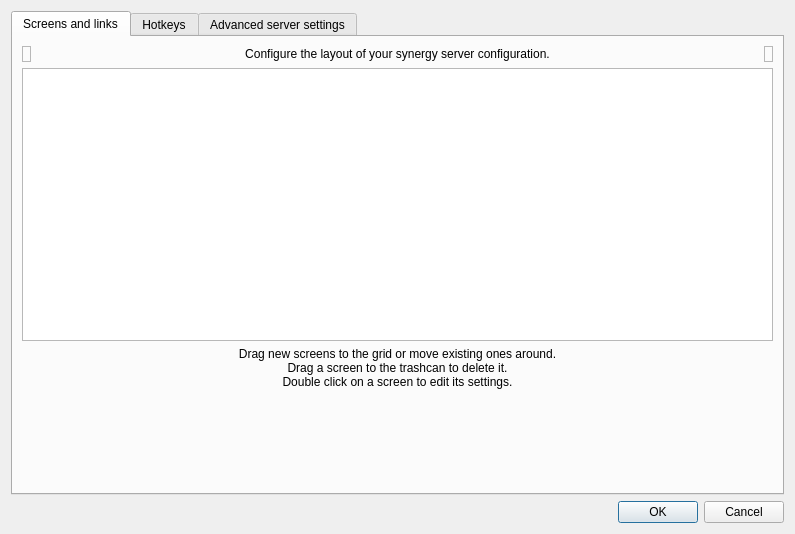
This is src/gui/src/ServerConfigDialogBase.ui in deskflow/deskflow as Qt 5 draws it before an edit. The edited form follows.
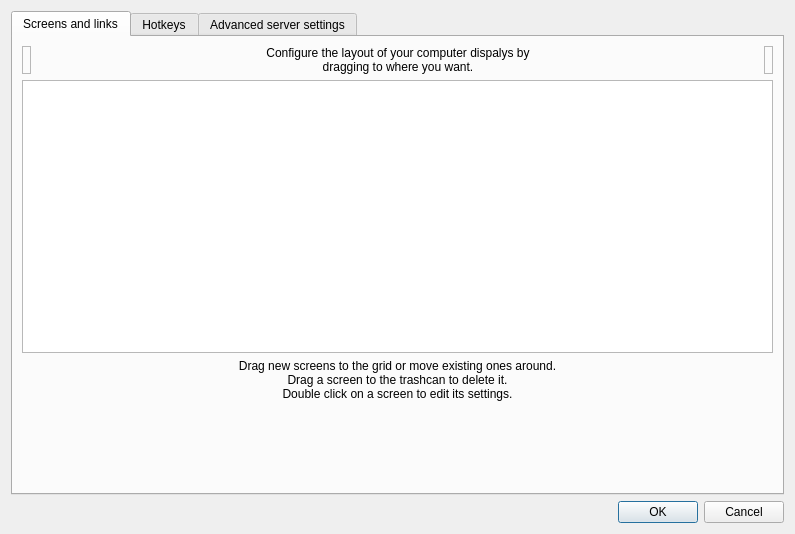
This is the edited form. Icons and pictures are not drawn. Custom widgets are drawn as their Qt base class.

Commit message: SYNERGY-799 Update header message

Diff of the .ui file:
```diff
--- a/src/gui/src/ServerConfigDialogBase.ui
+++ b/src/gui/src/ServerConfigDialogBase.ui
@@ -48,6 +48,19 @@
            </property>
           </widget>
          </item>
+         <item>
+          <spacer name="horizontalSpacer_2">
+           <property name="orientation">
+            <enum>Qt::Horizontal</enum>
+           </property>
+           <property name="sizeHint" stdset="0">
+            <size>
+             <width>40</width>
+             <height>20</height>
+            </size>
+           </property>
+          </spacer>
+         </item>
          <item>
           <widget class="QLabel" name="label_2">
            <property name="sizePolicy">
@@ -56,8 +69,14 @@
              <verstretch>0</verstretch>
             </sizepolicy>
            </property>
+           <property name="maximumSize">
+            <size>
+             <width>310</width>
+             <height>16777215</height>
+            </size>
+           </property>
            <property name="text">
-            <string>Configure the layout of your synergy server configuration.</string>
+            <string>Configure the layout of your computer dispalys by dragging to where you want.</string>
            </property>
            <property name="alignment">
             <set>Qt::AlignCenter</set>
@@ -65,8 +84,24 @@
            <property name="wordWrap">
             <bool>true</bool>
            </property>
+           <property name="indent">
+            <number>-1</number>
+           </property>
           </widget>
          </item>
+         <item>
+          <spacer name="horizontalSpacer_3">
+           <property name="orientation">
+            <enum>Qt::Horizontal</enum>
+           </property>
+           <property name="sizeHint" stdset="0">
+            <size>
+             <width>40</width>
+             <height>20</height>
+            </size>
+           </property>
+          </spacer>
+         </item>
          <item>
           <widget class="NewScreenWidget" name="m_pLabelNewScreenWidget">
            <property name="toolTip">
```
